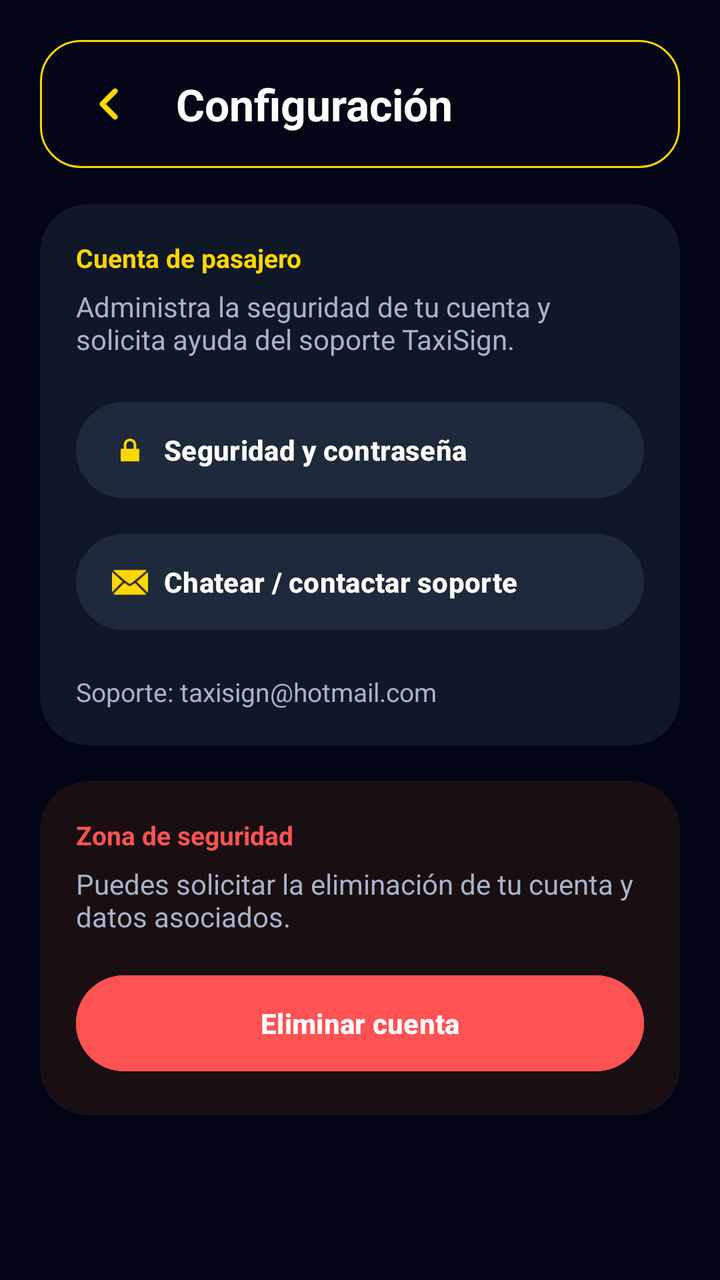
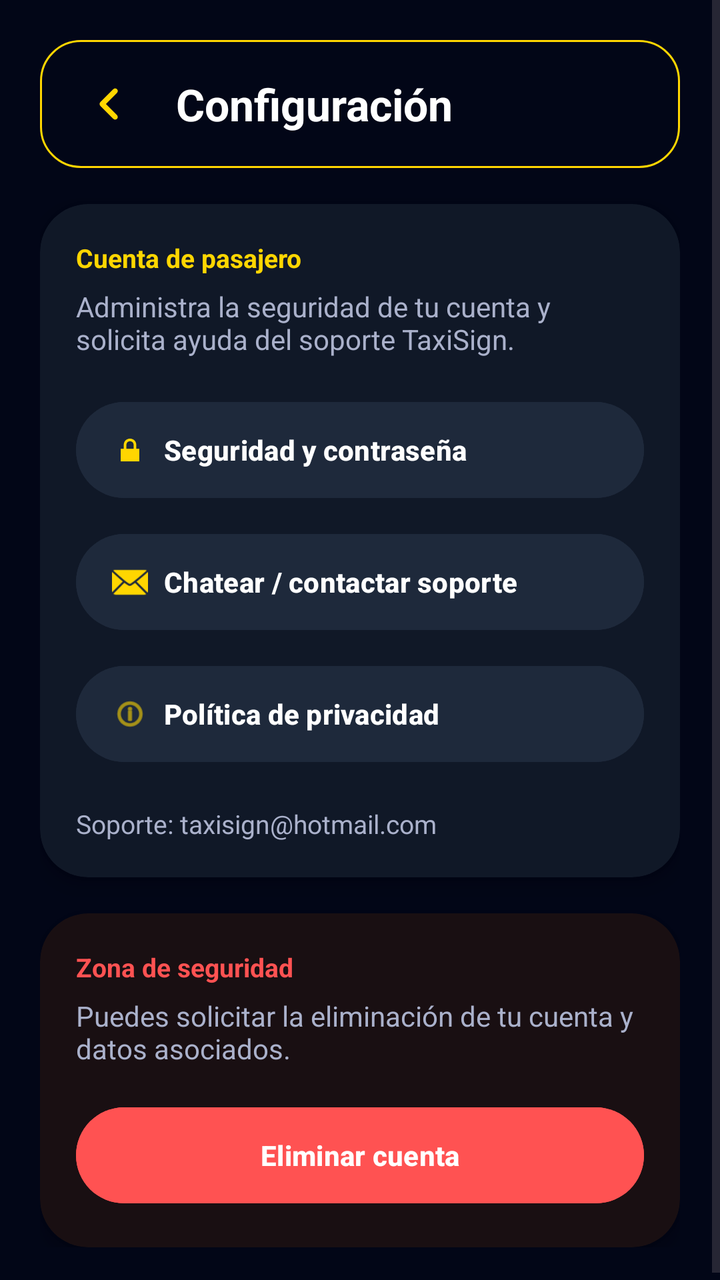

Screens rendered from an Android XML layout before and after an edit, with the pre-edit source and the edit as a unified diff.
<!-- AndroidManifest.xml: application theme Theme.TaxiSign -->
<!-- res/layout/activity_ajustes_pasajero.xml -->
<?xml version="1.0" encoding="utf-8"?>
<ScrollView
    xmlns:android="http://schemas.android.com/apk/res/android"
    xmlns:app="http://schemas.android.com/apk/res-auto"
    android:layout_width="match_parent"
    android:layout_height="match_parent"
    android:background="#020617"
    android:fillViewport="true">

    <LinearLayout
        android:layout_width="match_parent"
        android:layout_height="wrap_content"
        android:orientation="vertical"
        android:padding="20dp">

        <LinearLayout
            android:layout_width="match_parent"
            android:layout_height="64dp"
            android:background="@drawable/bg_borde"
            android:gravity="center_vertical"
            android:orientation="horizontal"
            android:paddingHorizontal="14dp">

            <ImageButton
                android:id="@+id/btnBackAjustesPasajero"
                android:layout_width="42dp"
                android:layout_height="42dp"
                android:background="@android:color/transparent"
                android:padding="9dp"
                android:rotation="180"
                android:src="@drawable/ic_arrow_right"
                app:tint="#FFD600" />

            <TextView
                android:layout_width="wrap_content"
                android:layout_height="wrap_content"
                android:layout_marginStart="12dp"
                android:text="Configuración"
                android:textColor="#FFFFFF"
                android:textSize="22sp"
                android:textStyle="bold" />
        </LinearLayout>

        <androidx.cardview.widget.CardView
            android:layout_width="match_parent"
            android:layout_height="wrap_content"
            android:layout_marginTop="18dp"
            app:cardBackgroundColor="#101827"
            app:cardCornerRadius="24dp"
            app:cardElevation="6dp">

            <LinearLayout
                android:layout_width="match_parent"
                android:layout_height="wrap_content"
                android:orientation="vertical"
                android:padding="18dp">

                <TextView
                    android:layout_width="wrap_content"
                    android:layout_height="wrap_content"
                    android:text="Cuenta de pasajero"
                    android:textColor="#FFD600"
                    android:textSize="13sp"
                    android:textStyle="bold" />

                <TextView
                    android:layout_width="match_parent"
                    android:layout_height="wrap_content"
                    android:layout_marginTop="6dp"
                    android:text="Administra la seguridad de tu cuenta y solicita ayuda del soporte TaxiSign."
                    android:textColor="#AAB1CB"
                    android:textSize="14sp" />

                <Button
                    android:id="@+id/btnSeguridadPasajero"
                    android:layout_width="match_parent"
                    android:layout_height="56dp"
                    android:layout_marginTop="18dp"
                    android:backgroundTint="#1E293B"
                    android:gravity="start|center_vertical"
                    android:paddingStart="18dp"
                    android:text="Seguridad y contraseña"
                    android:textColor="#FFFFFF"
                    android:textStyle="bold"
                    app:icon="@android:drawable/ic_lock_lock"
                    app:iconTint="#FFD600" />

                <Button
                    android:id="@+id/btnSoportePasajero"
                    android:layout_width="match_parent"
                    android:layout_height="56dp"
                    android:layout_marginTop="10dp"
                    android:backgroundTint="#1E293B"
                    android:gravity="start|center_vertical"
                    android:paddingStart="18dp"
                    android:text="Chatear / contactar soporte"
                    android:textColor="#FFFFFF"
                    android:textStyle="bold"
                    app:icon="@android:drawable/ic_dialog_email"
                    app:iconTint="#FFD600" />

                <TextView
                    android:layout_width="match_parent"
                    android:layout_height="wrap_content"
                    android:layout_marginTop="18dp"
                    android:text="Soporte: taxisign@hotmail.com"
                    android:textColor="#AAB1CB"
                    android:textSize="13sp" />
            </LinearLayout>
        </androidx.cardview.widget.CardView>

        <androidx.cardview.widget.CardView
            android:layout_width="match_parent"
            android:layout_height="wrap_content"
            android:layout_marginTop="18dp"
            app:cardBackgroundColor="#190F12"
            app:cardCornerRadius="24dp"
            app:cardElevation="6dp">

            <LinearLayout
                android:layout_width="match_parent"
                android:layout_height="wrap_content"
                android:orientation="vertical"
                android:padding="18dp">

                <TextView
                    android:layout_width="wrap_content"
                    android:layout_height="wrap_content"
                    android:text="Zona de seguridad"
                    android:textColor="#FF5252"
                    android:textSize="13sp"
                    android:textStyle="bold" />

                <TextView
                    android:layout_width="match_parent"
                    android:layout_height="wrap_content"
                    android:layout_marginTop="6dp"
                    android:text="Puedes solicitar la eliminación de tu cuenta y datos asociados."
                    android:textColor="#AAB1CB"
                    android:textSize="14sp" />

                <Button
                    android:id="@+id/btnEliminarCuentaPasajero"
                    android:layout_width="match_parent"
                    android:layout_height="56dp"
                    android:layout_marginTop="16dp"
                    android:backgroundTint="#FF5252"
                    android:text="Eliminar cuenta"
                    android:textColor="#FFFFFF"
                    android:textStyle="bold" />
            </LinearLayout>
        </androidx.cardview.widget.CardView>
    </LinearLayout>
</ScrollView>
<!-- resources referenced by this layout -->
<resources>
  <!-- drawable bg_borde (drawable) -->
  <?xml version="1.0" encoding="utf-8"?>
  <shape xmlns:android="http://schemas.android.com/apk/res/android"
      android:shape="rectangle">
  
      <solid android:color="@android:color/transparent"/>
  
      <stroke
          android:width="1dp"
          android:color="#FFD600"/>
  
      <corners android:radius="20dp"/>
  
  </shape>
  <!-- drawable ic_arrow_right (drawable) -->
  <vector xmlns:android="http://schemas.android.com/apk/res/android" android:height="26dp" android:viewportHeight="640" android:viewportWidth="640" android:width="26dp">
        
      <path android:fillColor="#FF000000" android:pathData="M439.1,297.4C451.6,309.9 451.6,330.2 439.1,342.7L279.1,502.7C266.6,515.2 246.3,515.2 233.8,502.7C221.3,490.2 221.3,469.9 233.8,457.4L371.2,320L233.9,182.6C221.4,170.1 221.4,149.8 233.9,137.3C246.4,124.8 266.7,124.8 279.2,137.3L439.2,297.3z"/>
      
  </vector>
  <style name="Theme.TaxiSign" parent="Base.Theme.TaxiSign" />
  <style name="Base.Theme.TaxiSign" parent="Theme.Material3.DayNight.NoActionBar">
          
          
      </style>
</resources>

<!-- the commit's change to res/layout/activity_ajustes_pasajero.xml (unified diff, before → after) -->
@@ -99,6 +99,20 @@
                     app:icon="@android:drawable/ic_dialog_email"
                     app:iconTint="#FFD600" />
 
+                <Button
+                    android:id="@+id/btnPoliticaPasajero"
+                    android:layout_width="match_parent"
+                    android:layout_height="56dp"
+                    android:layout_marginTop="10dp"
+                    android:backgroundTint="#1E293B"
+                    android:gravity="start|center_vertical"
+                    android:paddingStart="18dp"
+                    android:text="@string/politica_privacidad"
+                    android:textColor="#FFFFFF"
+                    android:textStyle="bold"
+                    app:icon="@android:drawable/ic_menu_info_details"
+                    app:iconTint="#FFD600" />
+
                 <TextView
                     android:layout_width="match_parent"
                     android:layout_height="wrap_content"
<!-- resource entries referenced after the edit -->
@@ -20,10 +20,16 @@
       <path android:fillColor="#FF000000" android:pathData="M439.1,297.4C451.6,309.9 451.6,330.2 439.1,342.7L279.1,502.7C266.6,515.2 246.3,515.2 233.8,502.7C221.3,490.2 221.3,469.9 233.8,457.4L371.2,320L233.9,182.6C221.4,170.1 221.4,149.8 233.9,137.3C246.4,124.8 266.7,124.8 279.2,137.3L439.2,297.3z"/>
       
   </vector>
+  <string name="politica_privacidad">Política de privacidad</string>
   <style name="Theme.TaxiSign" parent="Base.Theme.TaxiSign" />
   <style name="Base.Theme.TaxiSign" parent="Theme.Material3.DayNight.NoActionBar">
           
           
+          <item name="android:windowBackground">@color/fondo_app</item>
+          <item name="android:windowLightStatusBar">false</item>
+          <item name="android:windowLightNavigationBar" tools:targetApi="27">false</item>
+          
       </style>
+  <color name="fondo_app">#020617</color>
 </resources>
 
